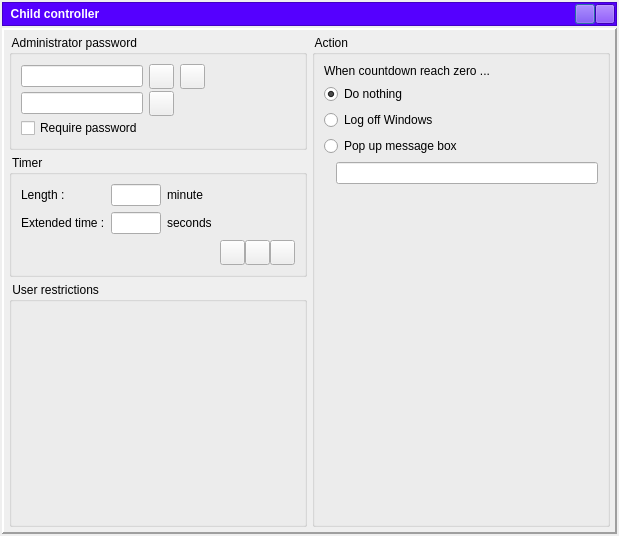
tbikfalvi/ChildController, file dlgmain.ui: the form before one commit.
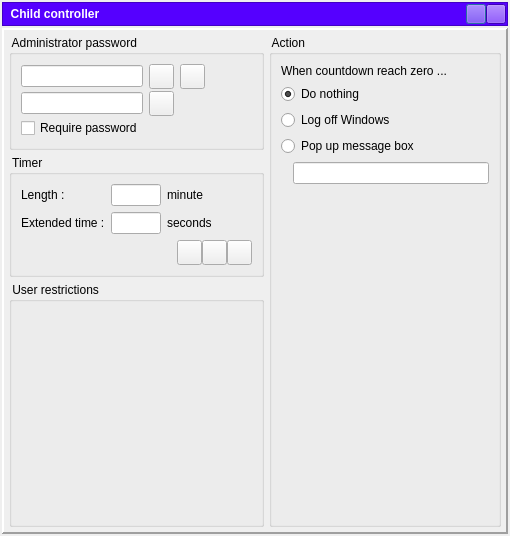
The form after the commit. Icons and pictures are not drawn.

What changed in the file:
```diff
--- a/dlgmain.ui
+++ b/dlgmain.ui
@@ -6,7 +6,7 @@
    <rect>
     <x>0</x>
     <y>0</y>
-    <width>619</width>
+    <width>510</width>
     <height>536</height>
    </rect>
   </property>
```
Left out of the diff: 2 changed lines with no effect on the pictures.
